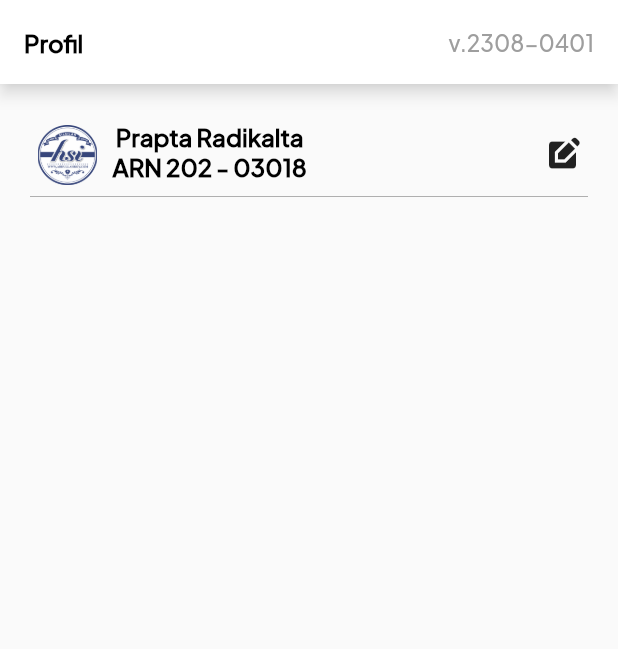
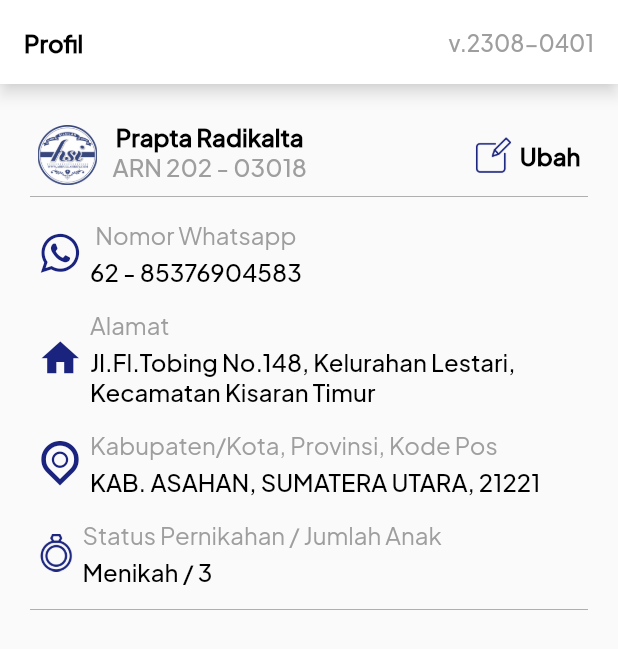
Before and after one commit to praptaradikalta/hsi_app, a Flutter app: the screen it shows after launch, on a phone screen of 412 x 824 dp. Shown: the top 649 px of the screen. Run offline on Flutter 3.47's test engine with Material 2 defaults, Android fonts, the phone set to English and light mode, and no system bars.

Commit message:
update profile

```diff
--- a/lib/fontstyle.dart
+++ b/lib/fontstyle.dart
@@ -6,11 +6,30 @@ TextStyle mainHeader = const TextStyle(
 TextStyle subHeader = const TextStyle(
     fontSize: 16, color: Colors.blue, fontFamily: 'Satisfy-Regular');
 
-TextStyle mainHsi = const TextStyle(
+TextStyle mainHsi1 = const TextStyle(
     fontSize: 16,
     color: Colors.black,
     fontWeight: FontWeight.bold,
     fontFamily: 'PlusJakartaSans');
+
+TextStyle mainHsi2 = const TextStyle(
+    fontSize: 16,
+    color: Colors.grey,
+    fontWeight: FontWeight.w500,
+    fontFamily: 'PlusJakartaSans');
+
+TextStyle hsi16a = const TextStyle(
+    fontSize: 16,
+    color: Colors.grey,
+    fontWeight: FontWeight.normal,
+    fontFamily: 'PlusJakartaSans');
+
+TextStyle hsi16b = const TextStyle(
+    fontSize: 16,
+    color: Colors.black,
+    fontWeight: FontWeight.w500,
+    fontFamily: 'PlusJakartaSans');
+
 TextStyle subHsi14 = const TextStyle(
     fontSize: 15, color: Colors.grey, fontFamily: 'PlusJakartaSans');
 TextStyle subHsi12 = const TextStyle(
@@ -18,8 +37,8 @@ TextStyle subHsi12 = const TextStyle(
     color: Colors.grey,
     fontWeight: FontWeight.w600,
     fontFamily: 'PlusJakartaSans');
-TextStyle subHsi10 = const TextStyle(
-    fontSize: 10,
+TextStyle mainHsi12 = const TextStyle(
+    fontSize: 12,
     color: Colors.black,
     // fontWeight: FontWeight.w600,
     fontFamily: 'PlusJakartaSans');
@@ -48,18 +67,23 @@ TextStyle Eva4 = const TextStyle(
     fontFamily: 'PlusJakartaSans');
 
 Color selectColor(String status) {
-  const Color color1 = Colors.indigo;
-  const Color color2 = Colors.green;
-  const Color color3 = Colors.grey;
-  const Color color4 = Colors.red;
+  const Color biru = Colors.indigo;
+  const Color hijau = Colors.green;
+  const Color abu = Colors.grey;
+  const Color merah = Colors.red;
+  const Color hitam = Colors.black;
 
   if (status == 'Selesai') {
-    return color1;
+    return biru;
   } else if (status == 'Belum Dikerjakan') {
-    return color2;
+    return hijau;
   } else if (status == 'Belum Tersedia') {
-    return color3;
+    return abu;
+  } else if (status == 'isian') {
+    return hitam;
+  } else if (status == 'judul') {
+    return abu;
   } else {
-    return color4;
+    return merah;
   }
 }
--- a/lib/main.dart
+++ b/lib/main.dart
@@ -1,5 +1,6 @@
 import 'package:flutter/material.dart';
 import 'package:tes_app/pages/homepage.dart';
+
 import 'package:tes_app/pages/profile.dart';
 
 void main() {
--- a/lib/pages/profile.dart
+++ b/lib/pages/profile.dart
@@ -1,5 +1,7 @@
 import "package:flutter/material.dart";
 import "package:tes_app/fontstyle.dart";
+
+import "package:tes_app/myflutter_app.dart";
 
 class Profile extends StatelessWidget {
   const Profile({super.key});
@@ -16,7 +18,7 @@ class Profile extends StatelessWidget {
             children: [
               Text(
                 'Profil',
-                style: mainHsi,
+                style: mainHsi1,
               ),
               Spacer(),
               Text(
@@ -58,23 +60,160 @@ class Profile extends StatelessWidget {
                       children: [
                         Text(
                           'Prapta Radikalta',
-                          style: mainHsi,
+                          style: mainHsi1,
                         ),
                         Text(
                           'ARN 202 - 03018',
-                          style: mainHsi,
+                          style: mainHsi2,
                         ),
                       ],
                     ),
                     const Spacer(),
-                    const Icon(Icons.edit_square),
+                    // const Icon(Icons.edit_square),
+                    Image.asset("assets/images/pen.png",
+                        width: 25, color: Colors.indigo[900]),
+                    const SizedBox(
+                      width: 5,
+                    ),
+                    Text(
+                      'Ubah',
+                      style: mainHsi1,
+                    ),
                   ],
                 ),
               ),
               Container(
-                padding: const EdgeInsets.all(5),
-                child: const Column(
-                  children: [],
+                padding:
+                    const EdgeInsets.symmetric(vertical: 15, horizontal: 5),
+                decoration: const BoxDecoration(
+                    border: Border(
+                        bottom: BorderSide(
+                  color: Colors.black,
+                  width: 0.2,
+                ))),
+                child: Column(
+                  children: [
+                    Row(
+                      children: [
+                        Icon(
+                          MyFlutterApp.whatsapp,
+                          size: 30,
+                          color: Colors.indigo[900],
+                        ),
+                        const SizedBox(
+                          width: 5,
+                        ),
+                        Column(
+                          children: [
+                            Text(
+                              'Nomor Whatsapp',
+                              style: hsi16a,
+                            ),
+                            const SizedBox(
+                              height: 5,
+                            ),
+                            Text(
+                              '62 - 85376904583',
+                              style: hsi16b,
+                            ),
+                          ],
+                        )
+                      ],
+                    ),
+                    const SizedBox(
+                      height: 15,
+                    ),
+                    Row(
+                      children: [
+                        Icon(
+                          MyFlutterApp.home,
+                          size: 30,
+                          color: Colors.indigo[900],
+                        ),
+                        const SizedBox(
+                          width: 5,
+                        ),
+                        Column(
+                          crossAxisAlignment: CrossAxisAlignment.start,
+                          children: [
+                            Text(
+                              'Alamat',
+                              style: hsi16a,
+                            ),
+                            const SizedBox(
+                              height: 5,
+                            ),
+                            Text(
+                              'Jl.Fl.Tobing No.148, Kelurahan Lestari,\nKecamatan Kisaran Timur',
+                              style: hsi16b,
+                            ),
+                          ],
+                        )
+                      ],
+                    ),
+                    const SizedBox(
+                      height: 15,
+                    ),
+                    Row(
+                      children: [
+                        Icon(
+                          MyFlutterApp.location_outline,
+                          size: 30,
+                          color: Colors.indigo[900],
+                        ),
+                        const SizedBox(
+                          width: 5,
+                        ),
+                        Column(
+                          crossAxisAlignment: CrossAxisAlignment.start,
+                          children: [
+                            Text(
+                              'Kabupaten/Kota, Provinsi, Kode Pos',
+                              style: hsi16a,
+                            ),
+                            const SizedBox(
+                              height: 5,
+                            ),
+                            Text(
+                              'KAB. ASAHAN, SUMATERA UTARA, 21221',
+                              style: hsi16b,
+                            ),
+                          ],
+                        )
+                      ],
+                    ),
+                    const SizedBox(
+                      height: 15,
+                    ),
+                    Row(
+                      children: [
+                        Image.asset(
+                          "assets/images/wedding-ring.png",
+                          width: 25,
+                          color: Colors.indigo[900],
+                        ),
+                        const SizedBox(
+                          width: 5,
+                        ),
+                        Column(
+                          crossAxisAlignment: CrossAxisAlignment.start,
+                          children: [
+                            Text(
+                              'Status Pernikahan / Jumlah Anak',
+                              style: hsi16a,
+                            ),
+                            const SizedBox(
+                              height: 5,
+                            ),
+                            Text(
+                              'Menikah / 3',
+                              style: hsi16b,
+                            ),
+                          ],
+                        )
+                      ],
+                    ),
+                  ],
                 ),
               )
             ],
```
Also changed, not shown: icons/flutter_icons/config.json (deleted, +0 -58 lines), icons/flutter_icons/my_flutter_app_icons.dart (deleted, +0 -48 lines), icons/flutter_icons/fonts/MyFlutterApp.ttf (deleted), icons/security.png (deleted), icons/wedding-ring.png (deleted), lib/myflutter_app.dart (renamed from my_flutter_app_icons.dart), 38 other files.
